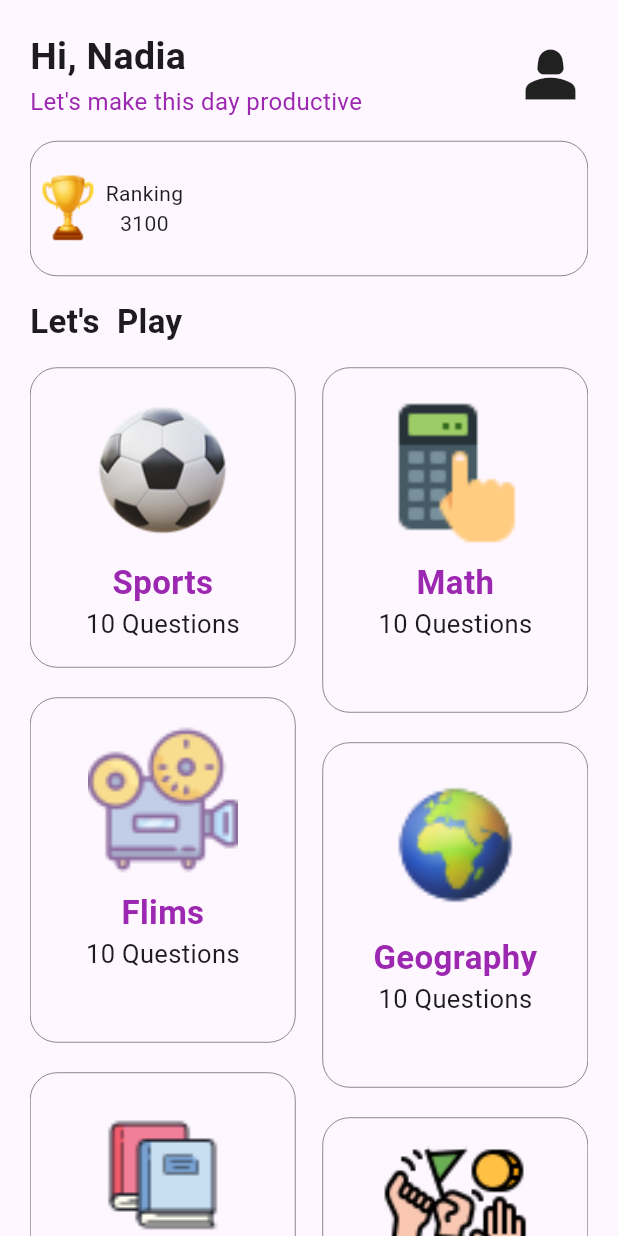
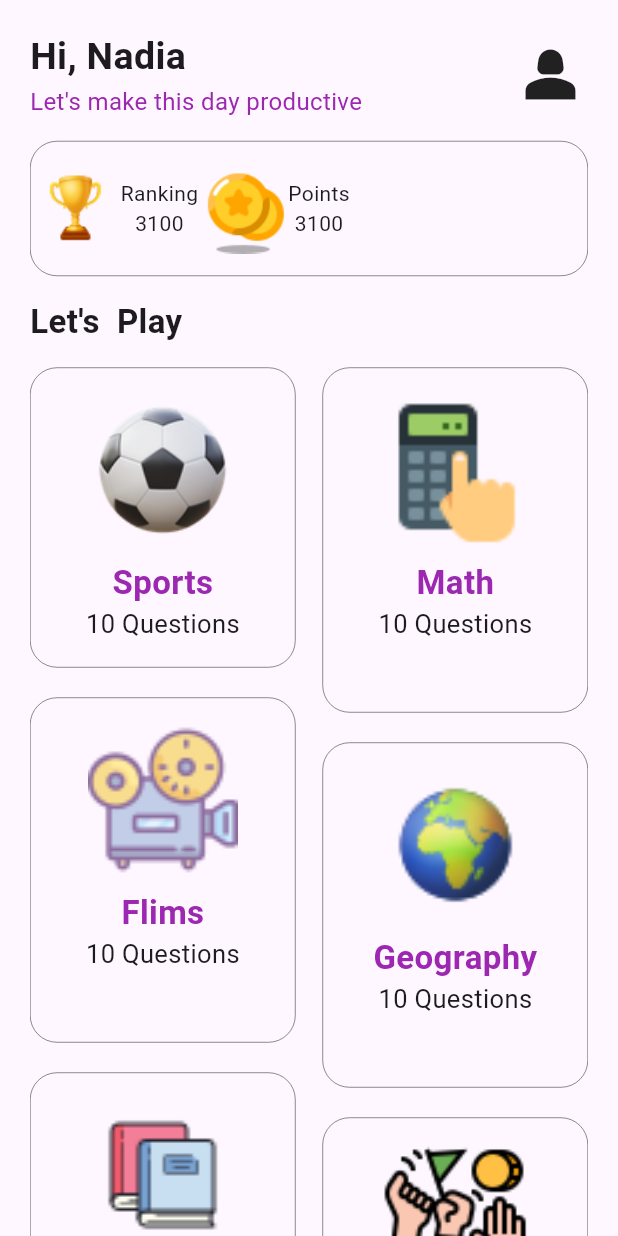
Before and after one commit to sohasara/Quiz-App, a Flutter app: the screen it shows after launch, on a phone screen of 412 x 824 dp. Run offline on Flutter 3.47's test engine with Material 3 defaults, Android fonts, the phone set to English and light mode, and no system bars.

Commit message:
add point icon

```diff
--- a/lib/ui/home_page/home.dart
+++ b/lib/ui/home_page/home.dart
@@ -52,15 +52,27 @@ class HomePage extends StatelessWidget {
                   border: Border.all(width: 0.3),
                 ),
                 child: Row(
+                  //mainAxisAlignment: MainAxisAlignment.spaceEvenly,
                   children: [
                     Image.asset(
                       'assets/cup.png',
-                      height: 50,
+                      height: 60,
                     ),
                     const Column(
                       mainAxisAlignment: MainAxisAlignment.center,
                       children: [
                         Text('Ranking'),
+                        Text('3100'),
+                      ],
+                    ),
+                    Image.asset(
+                      'assets/coin.png',
+                      height: 60,
+                    ),
+                    const Column(
+                      mainAxisAlignment: MainAxisAlignment.center,
+                      children: [
+                        Text('Points'),
                         Text('3100'),
                       ],
                     ),
```
